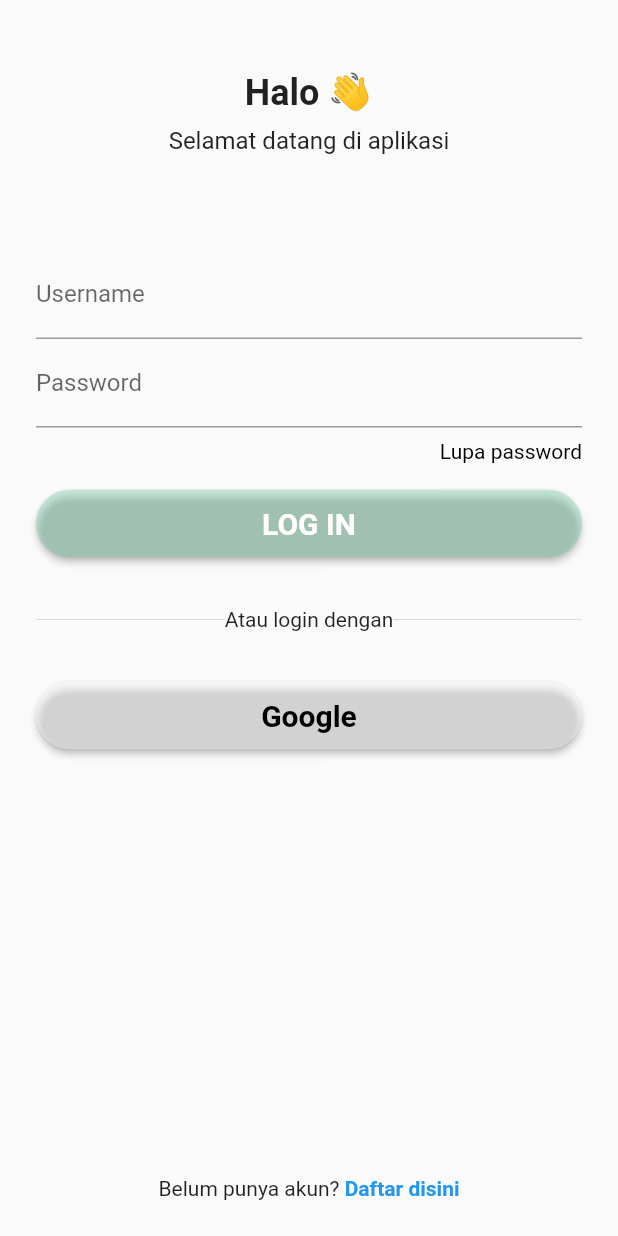
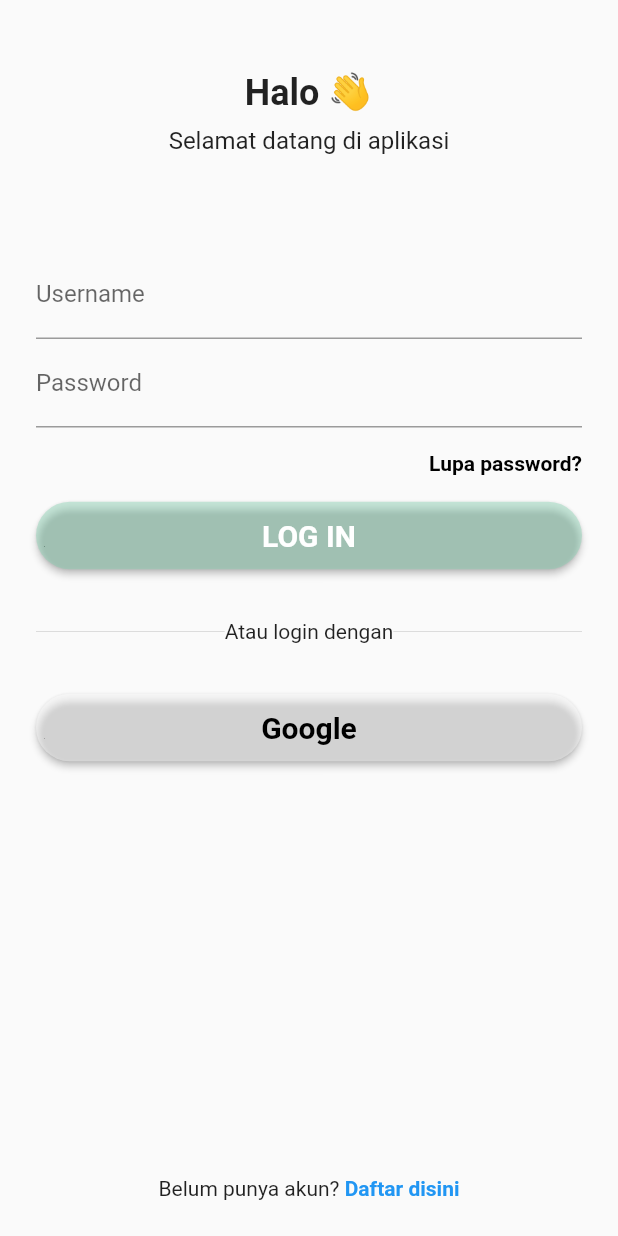
Before and after one commit to Meal-Planner-on-Steroid/MPS-Mobile, a Flutter app: the screen it shows after launch, on a phone screen of 412 x 824 dp. Run offline on Flutter 3.47's test engine with Material 2 defaults, Android fonts, the light colour scheme and no system bars.

Commit message:
:sparkles: Interface: request dan reset password

```diff
--- a/lib/screens/auth/login_page.dart
+++ b/lib/screens/auth/login_page.dart
@@ -1,5 +1,6 @@
 import 'package:flutter/material.dart';
 import '../../utils/belum_punya_akun.dart';
+import '../../utils/lupa_password.dart';
 
 class LoginPage extends StatefulWidget {
   const LoginPage({Key? key}) : super(key: key);
@@ -57,21 +58,22 @@ class _LoginPageState extends State<LoginPage> {
                     },
                   ),
 
-                  const SizedBox(height: 8),
+                  const SizedBox(height: 16),
 
                   // Link lupa password
                   Row(
                     mainAxisAlignment: MainAxisAlignment.end,
-                    children: [
-                      GestureDetector(
-                        onTap: () {
-                          debugPrint('Lupa password');
-                        },
-                        child: const Text(
-                          "Lupa password",
-                          style: TextStyle(color: Colors.black),
-                        ),
-                      ),
+                    children: const [
+                      LupaPassword(),
+                      // GestureDetector(
+                      //   onTap: () {
+                      //     debugPrint('Lupa password');
+                      //   },
+                      //   child: const Text(
+                      //     "Lupa password",
+                      //     style: TextStyle(color: Colors.black),
+                      //   ),
+                      // ),
                     ],
                   ),
 
--- /dev/null
+++ b/lib/utils/lupa_password.dart
@@ -0,0 +1,26 @@
+import 'package:flutter/material.dart';
+import '../screens/auth/minta_reset_password.dart';
+
+class LupaPassword extends StatelessWidget {
+  const LupaPassword({Key? key}) : super(key: key);
+
+  @override
+  Widget build(BuildContext context) {
+    return GestureDetector(
+      onTap: () {
+        Navigator.push(
+          context,
+          MaterialPageRoute(
+              builder: (context) => const MintaResetPasswordPage()),
+        );
+      },
+      child: const Text(
+        "Lupa password?",
+        style: TextStyle(
+          color: Colors.black,
+          fontWeight: FontWeight.bold,
+        ),
+      ),
+    );
+  }
+}
```
Also changed, not shown: lib/screens/auth/minta_reset_password.dart (added, +88 -0 lines), lib/screens/auth/reset_password_page.dart (added, +94 -0 lines).
